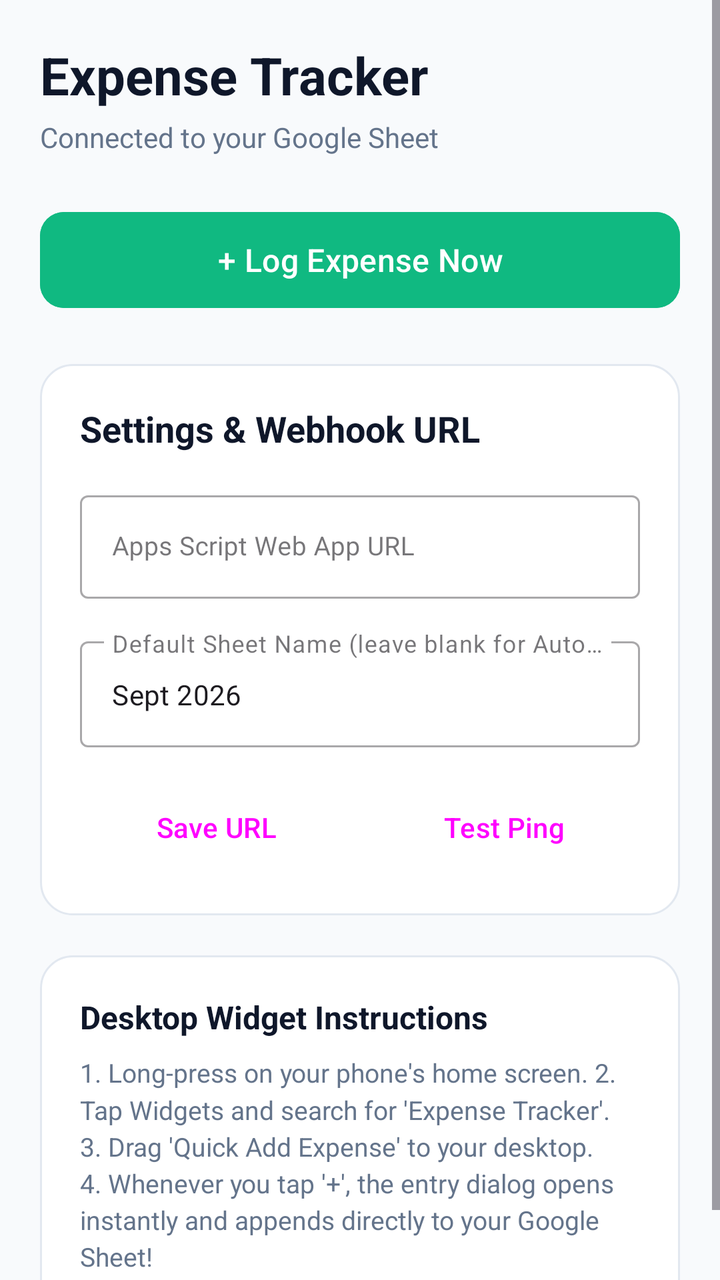
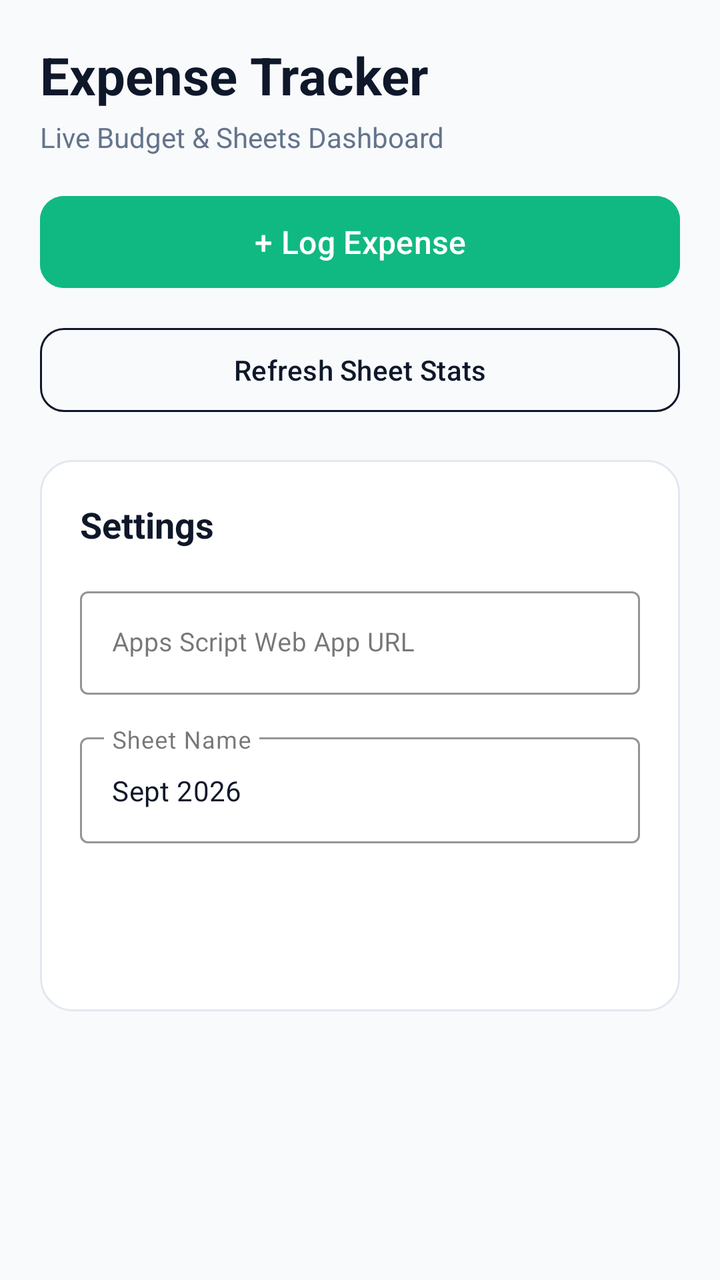

Compare the two renders of this Android layout. The source of the first and the diff that turns it into the second are given below.
<!-- AndroidManifest.xml: application theme Theme.ExpenseTracker -->
<!-- res/layout/activity_main.xml -->
<?xml version="1.0" encoding="utf-8"?>
<ScrollView xmlns:android="http://schemas.android.com/apk/res/android"
    xmlns:app="http://schemas.android.com/apk/res-auto"
    android:layout_width="match_parent"
    android:layout_height="match_parent"
    android:background="@color/background"
    android:fillViewport="true">

    <LinearLayout
        android:layout_width="match_parent"
        android:layout_height="wrap_content"
        android:orientation="vertical"
        android:padding="20dp">

        <TextView
            android:layout_width="wrap_content"
            android:layout_height="wrap_content"
            android:text="Expense Tracker"
            android:textColor="@color/text_primary"
            android:textSize="26sp"
            android:textStyle="bold" />

        <TextView
            android:layout_width="wrap_content"
            android:layout_height="wrap_content"
            android:layout_marginTop="4dp"
            android:layout_marginBottom="24dp"
            android:text="Connected to your Google Sheet"
            android:textColor="@color/text_secondary"
            android:textSize="14sp" />

        
        <com.google.android.material.button.MaterialButton
            android:id="@+id/btnOpenQuickAdd"
            android:layout_width="match_parent"
            android:layout_height="56dp"
            android:layout_marginBottom="24dp"
            android:backgroundTint="@color/accent"
            android:text="+ Log Expense Now"
            android:textColor="#FFFFFF"
            android:textSize="16sp"
            app:cornerRadius="12dp" />

        
        <LinearLayout
            android:layout_width="match_parent"
            android:layout_height="wrap_content"
            android:background="@drawable/card_bg"
            android:orientation="vertical"
            android:padding="20dp">

            <TextView
                android:layout_width="wrap_content"
                android:layout_height="wrap_content"
                android:layout_marginBottom="16dp"
                android:text="Settings &amp; Webhook URL"
                android:textColor="@color/text_primary"
                android:textSize="18sp"
                android:textStyle="bold" />

            <com.google.android.material.textfield.TextInputLayout
                style="@style/Widget.MaterialComponents.TextInputLayout.OutlinedBox"
                android:layout_width="match_parent"
                android:layout_height="wrap_content"
                android:layout_marginBottom="16dp"
                android:hint="Apps Script Web App URL">

                <com.google.android.material.textfield.TextInputEditText
                    android:id="@+id/etWebAppUrl"
                    android:layout_width="match_parent"
                    android:layout_height="wrap_content"
                    android:inputType="textUri"
                    android:textSize="13sp" />
            </com.google.android.material.textfield.TextInputLayout>

            <com.google.android.material.textfield.TextInputLayout
                style="@style/Widget.MaterialComponents.TextInputLayout.OutlinedBox"
                android:layout_width="match_parent"
                android:layout_height="wrap_content"
                android:layout_marginBottom="16dp"
                android:hint="Default Sheet Name (leave blank for Auto-Month)">

                <com.google.android.material.textfield.TextInputEditText
                    android:id="@+id/etSheetName"
                    android:layout_width="match_parent"
                    android:layout_height="wrap_content"
                    android:inputType="text"
                    android:text="Sept 2026"
                    android:textSize="14sp" />
            </com.google.android.material.textfield.TextInputLayout>

            <LinearLayout
                android:layout_width="match_parent"
                android:layout_height="wrap_content"
                android:orientation="horizontal">

                <Button
                    android:id="@+id/btnSaveConfig"
                    style="@style/Widget.Material3.Button"
                    android:layout_width="0dp"
                    android:layout_height="wrap_content"
                    android:layout_marginEnd="8dp"
                    android:layout_weight="1"
                    android:backgroundTint="@color/primary"
                    android:text="Save URL" />

                <Button
                    android:id="@+id/btnTestWebhook"
                    style="@style/Widget.Material3.Button.OutlinedButton"
                    android:layout_width="0dp"
                    android:layout_height="wrap_content"
                    android:layout_weight="1"
                    android:text="Test Ping" />
            </LinearLayout>
        </LinearLayout>

        
        <LinearLayout
            android:layout_width="match_parent"
            android:layout_height="wrap_content"
            android:layout_marginTop="20dp"
            android:background="@drawable/card_bg"
            android:orientation="vertical"
            android:padding="20dp">

            <TextView
                android:layout_width="wrap_content"
                android:layout_height="wrap_content"
                android:text="Desktop Widget Instructions"
                android:textColor="@color/text_primary"
                android:textSize="16sp"
                android:textStyle="bold" />

            <TextView
                android:layout_width="match_parent"
                android:layout_height="wrap_content"
                android:layout_marginTop="8dp"
                android:lineSpacingMultiplier="1.2"
                android:text="1. Long-press on your phone's home screen.
2. Tap Widgets and search for 'Expense Tracker'.
3. Drag 'Quick Add Expense' to your desktop.
4. Whenever you tap '+', the entry dialog opens instantly and appends directly to your Google Sheet!"
                android:textColor="@color/text_secondary"
                android:textSize="13sp" />
        </LinearLayout>
    </LinearLayout>
</ScrollView>
<!-- resources referenced by this layout -->
<resources>
  <color name="accent">#10B981</color>
  <color name="background">#F8FAFC</color>
  <color name="primary">#1E293B</color>
  <color name="text_primary">#0F172A</color>
  <color name="text_secondary">#64748B</color>
  <!-- drawable card_bg (drawable) -->
  <?xml version="1.0" encoding="utf-8"?>
  <shape xmlns:android="http://schemas.android.com/apk/res/android"
      android:shape="rectangle">
      <solid android:color="#FFFFFF" />
      <corners android:radius="16dp" />
      <stroke android:width="1dp" android:color="#E2E8F0" />
  </shape>
  <style name="Theme.ExpenseTracker" parent="Theme.Material3.DayNight.NoActionBar">
          <item name="colorPrimary">@color/primary</item>
          <item name="colorSecondary">@color/accent</item>
          <item name="android:statusBarColor">@color/surface</item>
          <item name="android:windowLightStatusBar">true</item>
          <item name="android:colorBackground">@color/background</item>
      </style>
  <color name="surface">#FFFFFF</color>
</resources>

<!-- the commit's change to res/layout/activity_main.xml (unified diff, before → after) -->
@@ -1,147 +1,269 @@
 <?xml version="1.0" encoding="utf-8"?>
 <ScrollView xmlns:android="http://schemas.android.com/apk/res/android"
-    xmlns:app="http://schemas.android.com/apk/res-auto"
-    android:layout_width="match_parent"
-    android:layout_height="match_parent"
-    android:background="@color/background"
-    android:fillViewport="true">
+            xmlns:app="http://schemas.android.com/apk/res-auto"
+            android:layout_width="match_parent"
+            android:layout_height="match_parent"
+            android:background="@color/background"
+            android:fillViewport="true">
 
     <LinearLayout
-        android:layout_width="match_parent"
-        android:layout_height="wrap_content"
-        android:orientation="vertical"
-        android:padding="20dp">
-
-        <TextView
-            android:layout_width="wrap_content"
-            android:layout_height="wrap_content"
-            android:text="Expense Tracker"
-            android:textColor="@color/text_primary"
-            android:textSize="26sp"
-            android:textStyle="bold" />
-
-        <TextView
-            android:layout_width="wrap_content"
-            android:layout_height="wrap_content"
-            android:layout_marginTop="4dp"
-            android:layout_marginBottom="24dp"
-            android:text="Connected to your Google Sheet"
-            android:textColor="@color/text_secondary"
-            android:textSize="14sp" />
-
-        
-        <com.google.android.material.button.MaterialButton
-            android:id="@+id/btnOpenQuickAdd"
-            android:layout_width="match_parent"
-            android:layout_height="56dp"
-            android:layout_marginBottom="24dp"
-            android:backgroundTint="@color/accent"
-            android:text="+ Log Expense Now"
-            android:textColor="#FFFFFF"
-            android:textSize="16sp"
-            app:cornerRadius="12dp" />
-
-        
-        <LinearLayout
             android:layout_width="match_parent"
             android:layout_height="wrap_content"
-            android:background="@drawable/card_bg"
             android:orientation="vertical"
             android:padding="20dp">
 
+        <TextView
+                android:layout_width="wrap_content"
+                android:layout_height="wrap_content"
+                android:text="Expense Tracker"
+                android:textColor="@color/text_primary"
+                android:textSize="26sp"
+                android:textStyle="bold" />
+
+        <TextView
+                android:layout_width="wrap_content"
+                android:layout_height="wrap_content"
+                android:layout_marginTop="4dp"
+                android:layout_marginBottom="16dp"
+                android:text="Live Budget &amp; Sheets Dashboard"
+                android:textColor="@color/text_secondary"
+                android:textSize="14sp" />
+
+        
+        <com.google.android.material.button.MaterialButton
+                android:id="@+id/btnOpenQuickAdd"
+                android:layout_width="match_parent"
+                android:layout_height="54dp"
+                android:layout_marginBottom="12dp"
+                android:backgroundTint="@color/accent"
+                android:text="+ Log Expense"
+                android:textColor="#FFFFFF"
+                android:textSize="16sp"
+                app:cornerRadius="12dp" />
+
+        
+        <com.google.android.material.button.MaterialButton
+                android:id="@+id/btnFetchStats"
+                style="@style/Widget.Material3.Button.OutlinedButton"
+                android:layout_width="match_parent"
+                android:layout_height="50dp"
+                android:layout_marginBottom="20dp"
+                android:text="Refresh Sheet Stats"
+                android:textColor="@color/text_primary"
+                app:cornerRadius="12dp"
+                app:strokeColor="@color/primary" />
+
+        
+        <LinearLayout
+                android:id="@+id/statsContainer"
+                android:layout_width="match_parent"
+                android:layout_height="wrap_content"
+                android:layout_marginBottom="20dp"
+                android:background="@drawable/card_bg"
+                android:orientation="vertical"
+                android:padding="20dp"
+                android:visibility="gone">
+
             <TextView
-                android:layout_width="wrap_content"
-                android:layout_height="wrap_content"
-                android:layout_marginBottom="16dp"
-                android:text="Settings &amp; Webhook URL"
-                android:textColor="@color/text_primary"
-                android:textSize="18sp"
-                android:textStyle="bold" />
+                    android:layout_width="wrap_content"
+                    android:layout_height="wrap_content"
+                    android:text="Month Performance"
+                    android:textColor="@color/text_primary"
+                    android:textSize="18sp"
+                    android:textStyle="bold" />
+
+            
+            <LinearLayout
+                    android:layout_width="match_parent"
+                    android:layout_height="wrap_content"
+                    android:layout_marginTop="16dp"
+                    android:orientation="horizontal">
+
+                <LinearLayout
+                        android:layout_width="0dp"
+                        android:layout_height="wrap_content"
+                        android:layout_weight="1"
+                        android:orientation="vertical">
+
+                    <TextView
+                            android:layout_width="wrap_content"
+                            android:layout_height="wrap_content"
+                            android:text="Total Consumed"
+                            android:textColor="@color/text_secondary"
+                            android:textSize="12sp" />
+
+                    <TextView
+                            android:id="@+id/tvTotalConsumed"
+                            android:layout_width="wrap_content"
+                            android:layout_height="wrap_content"
+                            android:textColor="@color/accent"
+                            android:textSize="18sp"
+                            android:textStyle="bold" />
+                </LinearLayout>
+
+                <LinearLayout
+                        android:layout_width="0dp"
+                        android:layout_height="wrap_content"
+                        android:layout_weight="1"
+                        android:orientation="vertical">
+
+                    <TextView
+                            android:layout_width="wrap_content"
+                            android:layout_height="wrap_content"
+                            android:text="Once a Month"
+                            android:textColor="@color/text_secondary"
+                            android:textSize="12sp" />
+
+                    <TextView
+                            android:id="@+id/tvOnceAMonth"
+                            android:layout_width="wrap_content"
+                            android:layout_height="wrap_content"
+                            android:textColor="@color/text_primary"
+                            android:textSize="18sp"
+                            android:textStyle="bold" />
+                </LinearLayout>
+            </LinearLayout>
+
+            <LinearLayout
+                    android:layout_width="match_parent"
+                    android:layout_height="wrap_content"
+                    android:layout_marginTop="12dp"
+                    android:orientation="horizontal">
+
+                <LinearLayout
+                        android:layout_width="0dp"
+                        android:layout_height="wrap_content"
+                        android:layout_weight="1"
+                        android:orientation="vertical">
+
+                    <TextView
+                            android:layout_width="wrap_content"
+                            android:layout_height="wrap_content"
+                            android:text="Daily Run Rate"
+                            android:textColor="@color/text_secondary"
+                            android:textSize="12sp" />
+
+                    <TextView
+                            android:id="@+id/tvAdjustedRate"
+                            android:layout_width="wrap_content"
+                            android:layout_height="wrap_content"
+                            android:textColor="@color/text_primary"
+                            android:textSize="18sp"
+                            android:textStyle="bold" />
+                </LinearLayout>
+
+                <LinearLayout
+                        android:layout_width="0dp"
+                        android:layout_height="wrap_content"
+                        android:layout_weight="1"
+                        android:orientation="vertical">
+
+                    <TextView
+                            android:layout_width="wrap_content"
+                            android:layout_height="wrap_content"
+                            android:text="Adjusted Estimate"
+                            android:textColor="@color/text_secondary"
+                            android:textSize="12sp" />
+
+                    <TextView
+                            android:id="@+id/tvAdjustedEstimate"
+                            android:layout_width="wrap_content"
+                            android:layout_height="wrap_content"
+                            android:textColor="@color/text_primary"
+                            android:textSize="18sp"
+                            android:textStyle="bold" />
+                </LinearLayout>
+            </LinearLayout>
+
+            <TextView
+                    android:layout_width="wrap_content"
+                    android:layout_height="wrap_content"
+                    android:layout_marginTop="20dp"
+                    android:layout_marginBottom="8dp"
+                    android:text="Category Distribution"
+                    android:textColor="@color/text_primary"
+                    android:textSize="15sp"
+                    android:textStyle="bold" />
+
+            
+            <com.expense.tracker.PieChartView
+                    android:id="@+id/pieChartView"
+                    android:layout_width="match_parent"
+                    android:layout_height="180dp" />
+
+            
+            <LinearLayout
+                    android:id="@+id/layoutCategoryDetails"
+                    android:layout_width="match_parent"
+                    android:layout_height="wrap_content"
+                    android:layout_marginTop="12dp"
+                    android:orientation="vertical" />
+        </LinearLayout>
+
+        
+        <LinearLayout
+                android:layout_width="match_parent"
+                android:layout_height="wrap_content"
+                android:background="@drawable/card_bg"
+                android:orientation="vertical"
+                android:padding="20dp">
+
+            <TextView
+                    android:layout_width="wrap_content"
+                    android:layout_height="wrap_content"
+                    android:layout_marginBottom="16dp"
+                    android:text="Settings"
+                    android:textColor="@color/text_primary"
+                    android:textSize="18sp"
+                    android:textStyle="bold" />
 
             <com.google.android.material.textfield.TextInputLayout
-                style="@style/Widget.MaterialComponents.TextInputLayout.OutlinedBox"
-                android:layout_width="match_parent"
-                android:layout_height="wrap_content"
-                android:layout_marginBottom="16dp"
-                android:hint="Apps Script Web App URL">
+                    style="@style/Widget.MaterialComponents.TextInputLayout.OutlinedBox"
+                    android:layout_width="match_parent"
+                    android:layout_height="wrap_content"
+                    android:layout_marginBottom="16dp"
+                    android:hint="Apps Script Web App URL"
+                    app:boxStrokeColor="@color/primary"
+                    app:hintTextColor="@color/primary">
 
                 <com.google.android.material.textfield.TextInputEditText
-                    android:id="@+id/etWebAppUrl"
-                    android:layout_width="match_parent"
-                    android:layout_height="wrap_content"
-                    android:inputType="textUri"
-                    android:textSize="13sp" />
+                        android:id="@+id/etWebAppUrl"
+                        android:layout_width="match_parent"
+                        android:layout_height="wrap_content"
+                        android:inputType="textUri"
+                        android:textColor="@color/text_primary"
+                        android:textColorHint="@color/text_secondary"
+                        android:textSize="13sp" />
             </com.google.android.material.textfield.TextInputLayout>
 
             <com.google.android.material.textfield.TextInputLayout
-                style="@style/Widget.MaterialComponents.TextInputLayout.OutlinedBox"
-                android:layout_width="match_parent"
-                android:layout_height="wrap_content"
-                android:layout_marginBottom="16dp"
-                android:hint="Default Sheet Name (leave blank for Auto-Month)">
+                    style="@style/Widget.MaterialComponents.TextInputLayout.OutlinedBox"
+                    android:layout_width="match_parent"
+                    android:layout_height="wrap_content"
+                    android:layout_marginBottom="16dp"
+                    android:hint="Sheet Name"
+                    app:boxStrokeColor="@color/primary"
+                    app:hintTextColor="@color/primary">
 
                 <com.google.android.material.textfield.TextInputEditText
-                    android:id="@+id/etSheetName"
-                    android:layout_width="match_parent"
-                    android:layout_height="wrap_content"
-                    android:inputType="text"
-                    android:text="Sept 2026"
-                    android:textSize="14sp" />
+                        android:id="@+id/etSheetName"
+                        android:layout_width="match_parent"
+                        android:layout_height="wrap_content"
+                        android:inputType="text"
+                        android:text="Sept 2026"
+                        android:textColor="@color/text_primary"
+                        android:textColorHint="@color/text_secondary"
+                        android:textSize="14sp" />
             </com.google.android.material.textfield.TextInputLayout>
 
-            <LinearLayout
-                android:layout_width="match_parent"
-                android:layout_height="wrap_content"
-                android:orientation="horizontal">
-
-                <Button
+            <Button
                     android:id="@+id/btnSaveConfig"
                     style="@style/Widget.Material3.Button"
-                    android:layout_width="0dp"
-                    android:layout_height="wrap_content"
-                    android:layout_marginEnd="8dp"
-                    android:layout_weight="1"
+                    android:layout_width="match_parent"
+                    android:layout_height="wrap_content"
                     android:backgroundTint="@color/primary"
-                    android:text="Save URL" />
-
-                <Button
-                    android:id="@+id/btnTestWebhook"
-                    style="@style/Widget.Material3.Button.OutlinedButton"
-                    android:layout_width="0dp"
-                    android:layout_height="wrap_content"
-                    android:layout_weight="1"
-                    android:text="Test Ping" />
-            </LinearLayout>
-        </LinearLayout>
-
-        
-        <LinearLayout
-            android:layout_width="match_parent"
-            android:layout_height="wrap_content"
-            android:layout_marginTop="20dp"
-            android:background="@drawable/card_bg"
-            android:orientation="vertical"
-            android:padding="20dp">
-
-            <TextView
-                android:layout_width="wrap_content"
-                android:layout_height="wrap_content"
-                android:text="Desktop Widget Instructions"
-                android:textColor="@color/text_primary"
-                android:textSize="16sp"
-                android:textStyle="bold" />
-
-            <TextView
-                android:layout_width="match_parent"
-                android:layout_height="wrap_content"
-                android:layout_marginTop="8dp"
-                android:lineSpacingMultiplier="1.2"
-                android:text="1. Long-press on your phone's home screen.
-2. Tap Widgets and search for 'Expense Tracker'.
-3. Drag 'Quick Add Expense' to your desktop.
-4. Whenever you tap '+', the entry dialog opens instantly and appends directly to your Google Sheet!"
-                android:textColor="@color/text_secondary"
-                android:textSize="13sp" />
+                    android:text="Save Settings"
+                    android:textColor="#FFFFFF" />
         </LinearLayout>
     </LinearLayout>
 </ScrollView>
<!-- resource entries referenced after the edit -->
@@ -2,16 +2,16 @@
 <resources>
   <color name="accent">#10B981</color>
   <color name="background">#F8FAFC</color>
-  <color name="primary">#1E293B</color>
+  <color name="primary">#0F172A</color>
   <color name="text_primary">#0F172A</color>
   <color name="text_secondary">#64748B</color>
   <!-- drawable card_bg (drawable) -->
   <?xml version="1.0" encoding="utf-8"?>
   <shape xmlns:android="http://schemas.android.com/apk/res/android"
       android:shape="rectangle">
-      <solid android:color="#FFFFFF" />
+      <solid android:color="@color/surface" />
       <corners android:radius="16dp" />
-      <stroke android:width="1dp" android:color="#E2E8F0" />
+      <stroke android:width="1dp" android:color="@color/card_stroke" />
   </shape>
   <style name="Theme.ExpenseTracker" parent="Theme.Material3.DayNight.NoActionBar">
           <item name="colorPrimary">@color/primary</item>
@@ -21,5 +21,6 @@
           <item name="android:colorBackground">@color/background</item>
       </style>
   <color name="surface">#FFFFFF</color>
+  <color name="card_stroke">#E2E8F0</color>
 </resources>
 
